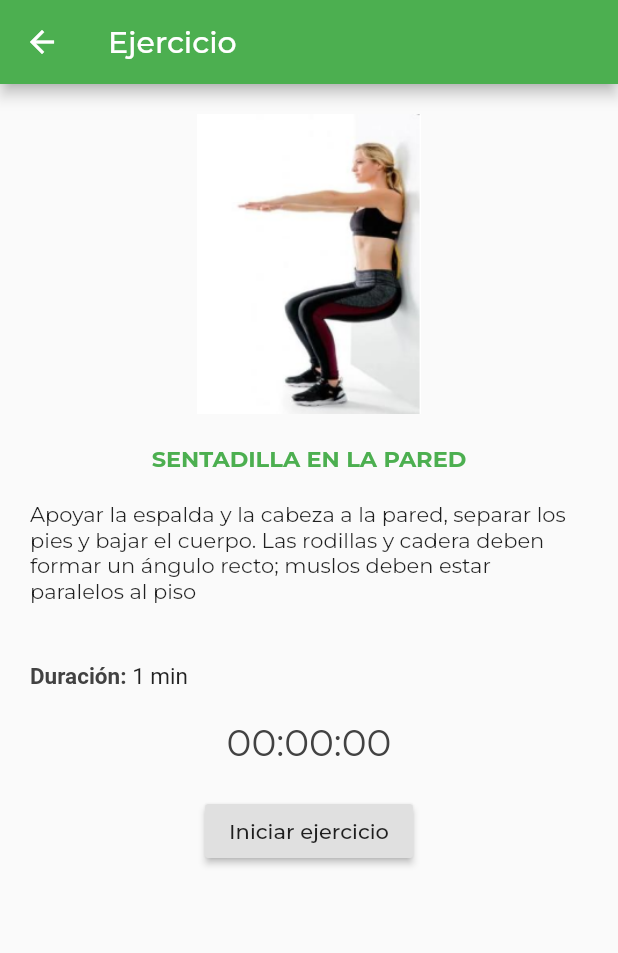
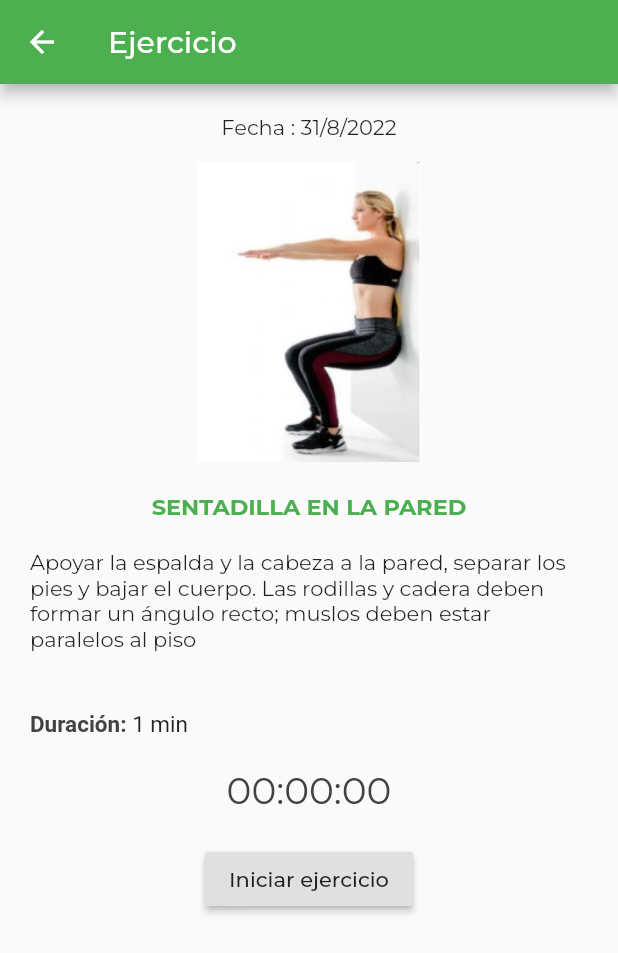
Before and after one commit to CnDnHeinz/app_muevete, a Flutter app: the Ejercicio screen opened directly with sample values from the repository, on a phone screen of 412 x 824 dp. Shown: the top 953 px of the screen. Run offline on Flutter 3.47's test engine with Material 2 defaults, Android fonts, the phone set to English and light mode, and no system bars; our stand-ins replace accordion, google_fonts, shared_preferences, smooth_page_indicator; missing offline and left inert: dart:ffi; accounts and stored records are empty; project files that could hold a hidden picture were left out.

Commit message:
cambiando de packete

```diff
--- a/lib/pages/stadistics/ejercicio.dart
+++ b/lib/pages/stadistics/ejercicio.dart
@@ -13,6 +13,8 @@ class Ejercicio extends StatefulWidget {
 }
 
 class _EjercicioState extends State<Ejercicio> {
+  final _today = DateTime.now();
+
   @override
   Widget build(BuildContext context) {
     return Scaffold(
@@ -23,31 +25,38 @@ class _EjercicioState extends State<Ejercicio> {
         padding: const EdgeInsets.all(20),
         child: ListView(
           children: <Widget>[
+            Text(
+              "Fecha : ${_today.day.toString()}/${_today.month.toString()}/${_today.year.toString()}",
+              textAlign: TextAlign.center,
+            ),
+            const SizedBox(
+              height: 15,
+            ),
             Container(
+              height: 200,
               child: Image(
                 image: AssetImage('assets/img/' +
                     (widget.ejercicio?.image ?? 'logo-app.png')),
               ),
-              height: 200,
             ),
-            SizedBox(
+            const SizedBox(
               height: 20,
             ),
             Text(
               widget.ejercicio?.name ?? '',
               textAlign: TextAlign.center,
-              style: TextStyle(
+              style: const TextStyle(
                   fontSize: 15,
                   fontWeight: FontWeight.bold,
                   color: Colors.green),
             ),
-            SizedBox(
+            const SizedBox(
               height: 20,
             ),
             Text(
               widget.ejercicio?.description ?? '',
             ),
-            SizedBox(
+            const SizedBox(
               height: 40,
             ),
             Text.rich(
```
Also changed, not shown: 4 other files.
